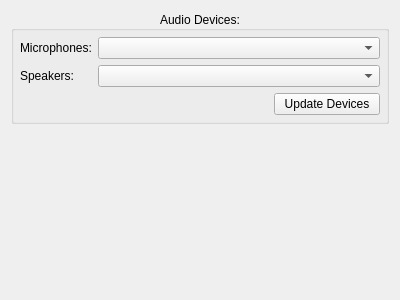
Old version of the form ui/audiodevices.ui in the repository tobiasschulz/call-qt.
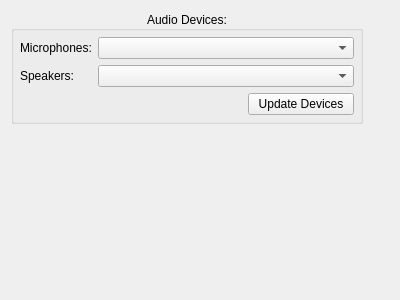
New version of the form.

Patch:
```diff
--- a/ui/audiodevices.ui
+++ b/ui/audiodevices.ui
@@ -112,6 +112,19 @@
      </property>
     </spacer>
    </item>
+   <item row="0" column="1">
+    <spacer name="horizontalSpacer_2">
+     <property name="orientation">
+      <enum>Qt::Horizontal</enum>
+     </property>
+     <property name="sizeHint" stdset="0">
+      <size>
+       <width>40</width>
+       <height>20</height>
+      </size>
+     </property>
+    </spacer>
+   </item>
   </layout>
  </widget>
  <resources/>
```
